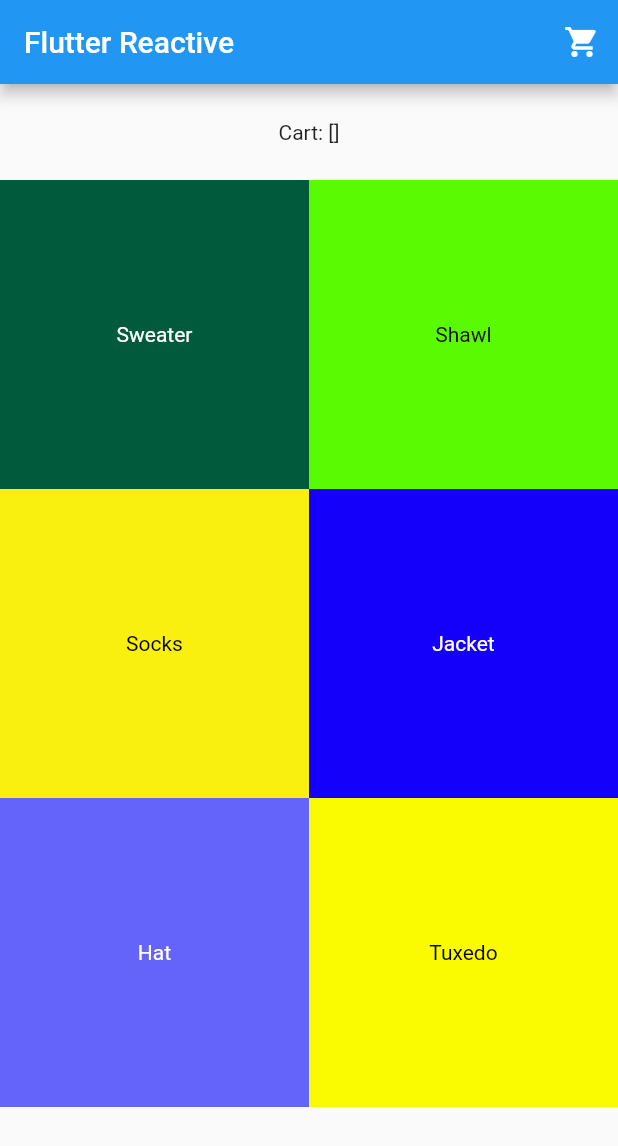
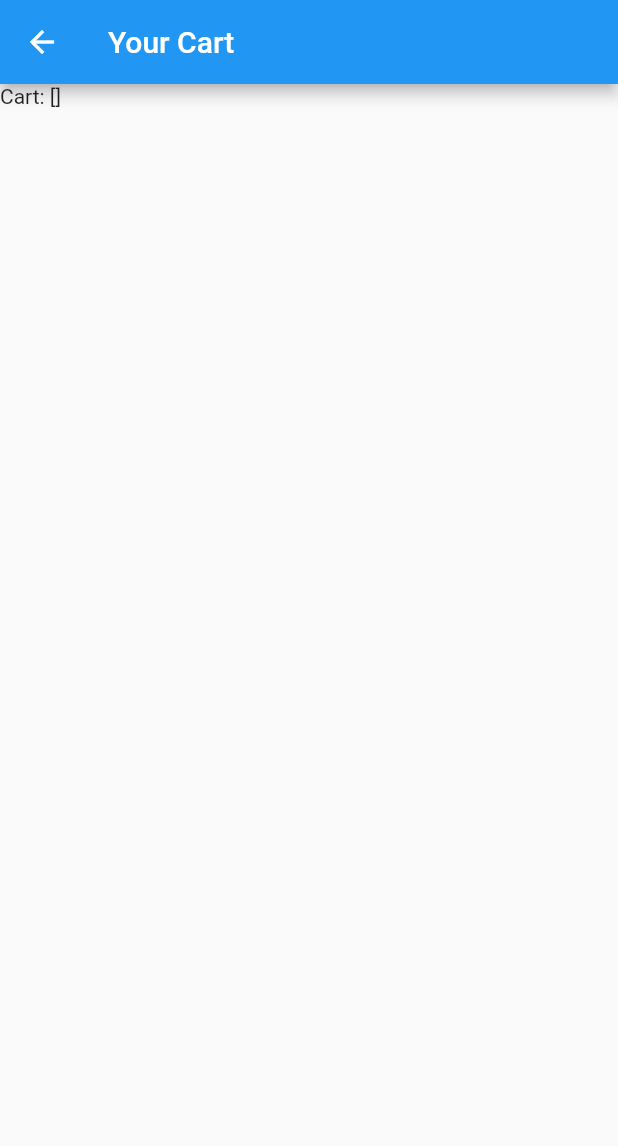
Before and after one commit to filiph/state_experiments, a Flutter app: the screen it shows after launch, after a tap on the "shopping cart" icon, on a phone screen of 412 x 824 dp. Shown: the top 1146 px of the screen. Run offline on Flutter 3.47's test engine with Material 2 defaults, Android fonts, the phone set to English and light mode, and no system bars; our stand-ins replace flutter_redux, redux.

Commit message:
Add routes to vanilla
This makes the app state management much more realistic. Now we have a separate /cart route.

```diff
--- a/vanilla/lib/main.dart
+++ b/vanilla/lib/main.dart
@@ -1,11 +1,52 @@
 import 'package:flutter/material.dart';
+
 import 'src/cart.dart';
-import 'src/product.dart';
-import 'src/product_db.dart';
+import 'src/catalog.dart';
 
 void main() => runApp(new MyApp());
 
-class MyApp extends StatelessWidget {
+/// See https://stackoverflow.com/questions/596216/formula-to-determine-brightness-of-rgb-color
+bool isDark(Color color) {
+  final luminence =
+      (0.2126 * color.red + 0.7152 * color.green + 0.0722 * color.blue);
+  return luminence < 150;
+}
+
+class CartPage extends StatefulWidget {
+  static const routeName = "/cart";
+
+  final Catalog _catalog;
+
+  final Cart _cart;
+
+  CartPage(this._catalog, this._cart, {Key key}) : super(key: key);
+
+  @override
+  State<CartPage> createState() => new _CartPageState(_catalog, _cart);
+}
+
+class MyApp extends StatefulWidget {
+  @override
+  State<StatefulWidget> createState() => new _MyAppState();
+}
+
+class _MyAppState extends State<MyApp> {
+  Catalog _catalog = new Catalog.empty();
+  final Cart _cart = new Cart();
+
+  _MyAppState();
+
+  @override
+  void initState() {
+    super.initState();
+
+    updateCatalog(_catalog).then((_) => setState(() {
+      // Calling setState with nothing at all in it is code smell.
+      // But this is also the easiest way to do it without introducing more
+      // advanced techniques.
+    }));
+  }
+
   @override
   Widget build(BuildContext context) {
     return new MaterialApp(
@@ -13,31 +54,51 @@ class MyApp extends StatelessWidget {
       theme: new ThemeData(
         primarySwatch: Colors.blue,
       ),
-      home: new MyHomePage(),
+      home: new MyHomePage(_catalog, _cart),
+      routes: <String, WidgetBuilder>{
+        CartPage.routeName: (context) => new CartPage(_catalog, _cart)
+      },
     );
   }
 }
 
 class MyHomePage extends StatefulWidget {
-  MyHomePage({Key key}) : super(key: key);
+  final Catalog _catalog;
+
+  final Cart _cart;
+
+  MyHomePage(this._catalog, this._cart, {Key key}) : super(key: key);
 
   @override
-  _MyHomePageState createState() => new _MyHomePageState();
+  _MyHomePageState createState() => new _MyHomePageState(_catalog, _cart);
+}
+
+class _CartPageState extends State<CartPage> {
+  final Catalog _catalog;
+
+  final Cart _cart;
+
+  _CartPageState(this._catalog, this._cart);
+
+  @override
+  Widget build(BuildContext context) {
+    return new Scaffold(
+      appBar: new AppBar(
+        title: new Text("Your Cart"),
+      ),
+      body: new Text("Cart: ${_cart.items}"),
+    );
+  }
 }
 
 class _MyHomePageState extends State<MyHomePage> {
-  /// The ordered list of products available for purchase.
-  List<Product> _catalog = [];
+  /// The list of products available for purchase.
+  final Catalog _catalog;
 
   /// The current state of the user's cart.
-  Cart _cart = new Cart();
+  final Cart _cart;
 
-  @override
-  void initState() {
-    // Fetch the catalog.
-    getProducts().then((value) => setState(() => _catalog = value));
-    super.initState();
-  }
+  _MyHomePageState(this._catalog, this._cart);
 
   @override
   Widget build(BuildContext context) {
@@ -48,7 +109,7 @@ class _MyHomePageState extends State<MyHomePage> {
           new IconButton(
               icon: new Icon(Icons.shopping_cart),
               onPressed: () {
-                // TODO: implement this route
+                Navigator.of(context).pushNamed(CartPage.routeName);
               }),
         ],
       ),
@@ -60,11 +121,13 @@ class _MyHomePageState extends State<MyHomePage> {
           new Expanded(
             child: new GridView.count(
               crossAxisCount: 2,
-              children: _catalog.map((product) {
+              children: _catalog.products.map((product) {
                 return new Container(
                   color: product.color,
                   child: new InkWell(
-                    onTap: () => setState(() => _cart.add(product)),
+                    onTap: () => setState(() {
+                          _cart.add(product);
+                        }),
                     child: new Center(
                         child: new Text(
                       product.name,
@@ -83,10 +146,3 @@ class _MyHomePageState extends State<MyHomePage> {
     );
   }
 }
-
-/// See https://stackoverflow.com/questions/596216/formula-to-determine-brightness-of-rgb-color
-bool isDark(Color color) {
-  final luminence =
-      (0.2126 * color.red + 0.7152 * color.green + 0.0722 * color.blue);
-  return luminence < 150;
-}
--- /dev/null
+++ b/vanilla/lib/src/catalog.dart
@@ -0,0 +1,34 @@
+import 'dart:async';
+import 'dart:collection';
+import 'dart:ui' show Color;
+
+import 'product.dart';
+
+/// Returns the catalog of products.
+Future<Null> updateCatalog(Catalog catalog) {
+  // This simulates a short delay so that we don't get too cocky about having
+  // this state present from application start (something unlikely to happen
+  // in the real world).
+  return new Future.delayed(const Duration(milliseconds: 200), () {
+    catalog._products.clear();
+    catalog._products.addAll(Catalog._sampleProducts);
+  });
+}
+
+class Catalog {
+  static const List<Product> _sampleProducts = const <Product>[
+    const Product(42, "Sweater", const Color.fromRGBO(2, 90, 60, 1.0)),
+    const Product(1337, "Shawl", const Color.fromRGBO(90, 250, 3, 1.0)),
+    const Product(1024, "Socks", const Color.fromRGBO(250, 240, 16, 1.0)),
+    const Product(123, "Jacket", const Color.fromRGBO(20, 0, 250, 1.0)),
+    const Product(201805, "Hat", const Color.fromRGBO(100, 100, 250, 1.0)),
+    const Product(321, "Tuxedo", const Color.fromRGBO(250, 250, 0, 1.0)),
+  ];
+
+  final List<Product> _products;
+
+  Catalog.empty() : _products = [];
+
+  UnmodifiableListView<Product> get products =>
+      new UnmodifiableListView<Product>(_products);
+}
--- a/vanilla/lib/src/product_db.dart
+++ /dev/null
@@ -1,21 +0,0 @@
-import 'dart:async';
-import 'dart:ui' show Color;
-
-import 'product.dart';
-
-const List<Product> _products = const <Product>[
-  const Product(42, "Sweater", const Color.fromRGBO(2, 90, 60, 1.0)),
-  const Product(1337, "Shawl", const Color.fromRGBO(90, 250, 3, 1.0)),
-  const Product(1024, "Socks", const Color.fromRGBO(250, 240, 16, 1.0)),
-  const Product(123, "Jacket", const Color.fromRGBO(20, 0, 250, 1.0)),
-  const Product(201805, "Hat", const Color.fromRGBO(100, 100, 250, 1.0)),
-  const Product(321, "Tuxedo", const Color.fromRGBO(250, 250, 0, 1.0)),
-];
-
-/// Returns the catalog of products.
-Future<List<Product>> getProducts() {
-  // This simulates a short delay so that we don't get too cocky about having
-  // this state present from application start (something unlikely to happen
-  // in the real world).
-  return new Future.delayed(const Duration(milliseconds: 200), () => _products);
-}
```
